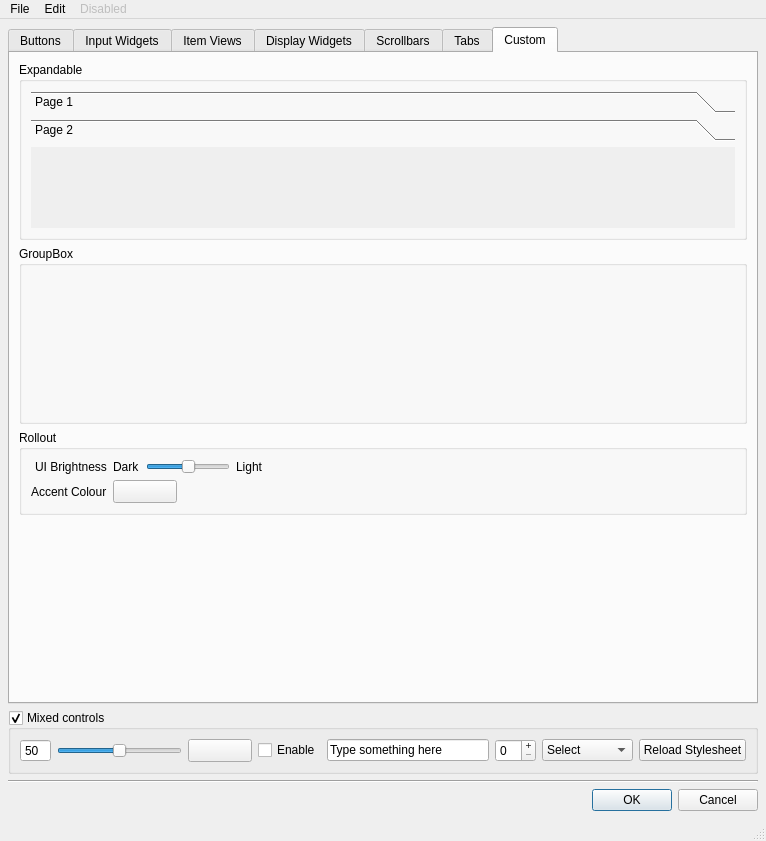
Old version of the form style_ui.ui in the repository mjbonnington/uistyle.
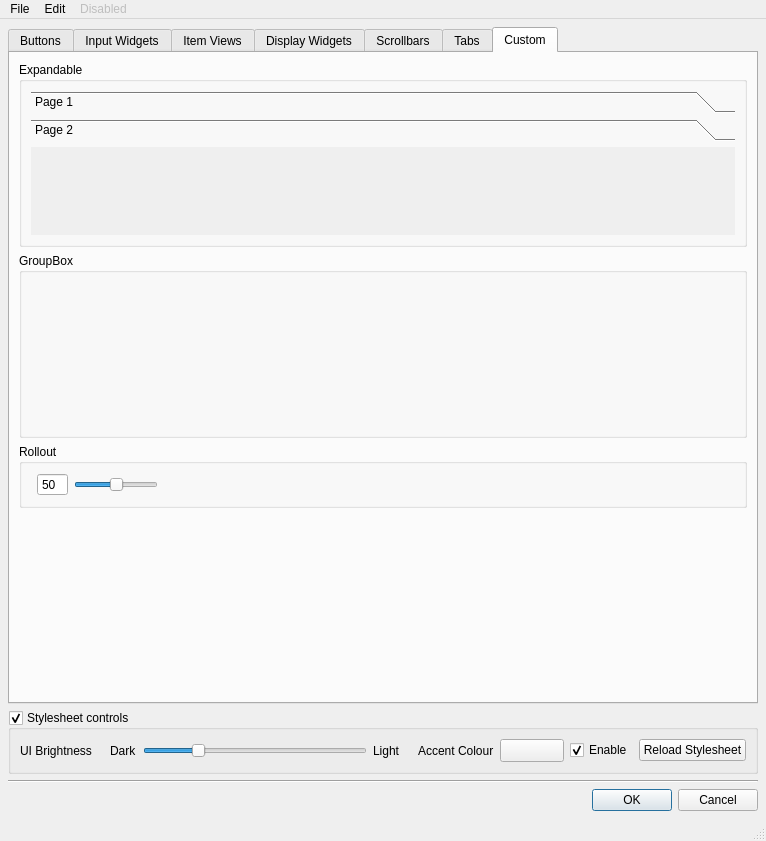
New version of the form. The open tabs and pages were chosen to show the change.

Commit message: UI background and accent colours can be changed dynamically.

What changed in the file:
```diff
--- a/style_ui.ui
+++ b/style_ui.ui
@@ -2384,8 +2384,8 @@
                <rect>
                 <x>0</x>
                 <y>0</y>
-                <width>98</width>
-                <height>28</height>
+                <width>100</width>
+                <height>30</height>
                </rect>
               </property>
               <attribute name="label">
@@ -2430,24 +2430,26 @@
            <property name="labelAlignment">
             <set>Qt::AlignRight|Qt::AlignTrailing|Qt::AlignVCenter</set>
            </property>
-           <item row="0" column="0">
-            <widget class="QLabel" name="label_17">
-             <property name="text">
-              <string>UI Brightness</string>
-             </property>
-            </widget>
-           </item>
            <item row="0" column="1">
-            <layout class="QHBoxLayout" name="spinSlider_horizontalLayout_2">
+            <layout class="QHBoxLayout" name="spinSlider_horizontalLayout">
              <item>
-              <widget class="QLabel" name="label_18">
-               <property name="text">
-                <string>Dark</string>
+              <widget class="QSpinBox" name="spinSlider_spinBox">
+               <property name="buttonSymbols">
+                <enum>QAbstractSpinBox::NoButtons</enum>
+               </property>
+               <property name="minimum">
+                <number>0</number>
+               </property>
+               <property name="maximum">
+                <number>100</number>
+               </property>
+               <property name="value">
+                <number>50</number>
                </property>
               </widget>
              </item>
              <item>
-              <widget class="QSlider" name="spinSlider_slider_2">
+              <widget class="QSlider" name="spinSlider_slider">
                <property name="minimum">
                 <number>0</number>
                </property>
@@ -2468,32 +2470,8 @@
                </property>
               </widget>
              </item>
-             <item>
-              <widget class="QLabel" name="label_19">
-               <property name="text">
-                <string>Light</string>
-               </property>
-              </widget>
-             </item>
             </layout>
            </item>
-           <item row="1" column="0">
-            <widget class="QLabel" name="label_20">
-             <property name="text">
-              <string>Accent Colour</string>
-             </property>
-            </widget>
-           </item>
-           <item row="1" column="1">
-            <widget class="QToolButton" name="colorChooser_button_2">
-             <property name="minimumSize">
-              <size>
-               <width>64</width>
-               <height>0</height>
-              </size>
-             </property>
-            </widget>
-           </item>
           </layout>
          </widget>
         </item>
@@ -2517,40 +2495,47 @@
     <item>
      <widget class="QGroupBox" name="mixedControls_groupBox">
       <property name="title">
-       <string>Mixed controls</string>
+       <string>Stylesheet controls</string>
       </property>
       <property name="checkable">
        <bool>true</bool>
       </property>
       <layout class="QHBoxLayout" name="horizontalLayout_7">
        <item>
-        <layout class="QHBoxLayout" name="spinSlider_horizontalLayout">
+        <widget class="QLabel" name="label_17">
+         <property name="text">
+          <string>UI Brightness</string>
+         </property>
+        </widget>
+       </item>
+       <item>
+        <layout class="QHBoxLayout" name="spinSlider_horizontalLayout_2">
+         <property name="leftMargin">
+          <number>12</number>
+         </property>
+         <property name="rightMargin">
+          <number>12</number>
+         </property>
          <item>
-          <widget class="QSpinBox" name="spinSlider_spinBox">
-           <property name="buttonSymbols">
-            <enum>QAbstractSpinBox::NoButtons</enum>
-           </property>
-           <property name="minimum">
-            <number>0</number>
-           </property>
-           <property name="maximum">
-            <number>100</number>
-           </property>
-           <property name="value">
-            <number>50</number>
+          <widget class="QLabel" name="label_18">
+           <property name="text">
+            <string>Dark</string>
            </property>
           </widget>
          </item>
          <item>
-          <widget class="QSlider" name="spinSlider_slider">
+          <widget class="QSlider" name="uiBrightness_slider">
            <property name="minimum">
-            <number>0</number>
+            <number>17</number>
            </property>
            <property name="maximum">
-            <number>100</number>
+            <number>238</number>
+           </property>
+           <property name="pageStep">
+            <number>17</number>
            </property>
            <property name="value">
-            <number>50</number>
+            <number>68</number>
            </property>
            <property name="orientation">
             <enum>Qt::Horizontal</enum>
@@ -2563,8 +2548,22 @@
            </property>
           </widget>
          </item>
+         <item>
+          <widget class="QLabel" name="label_19">
+           <property name="text">
+            <string>Light</string>
+           </property>
+          </widget>
+         </item>
         </layout>
        </item>
+       <item>
+        <widget class="QLabel" name="label_20">
+         <property name="text">
+          <string>Accent Colour</string>
+         </property>
+        </widget>
+       </item>
        <item>
         <widget class="QToolButton" name="colorChooser_button">
          <property name="minimumSize">
@@ -2580,61 +2579,11 @@
          <property name="text">
           <string>Enable</string>
          </property>
-        </widget>
-       </item>
-       <item>
-        <widget class="QLineEdit" name="lineEdit_6">
-         <property name="text">
-          <string>Type something here</string>
+         <property name="checked">
+          <bool>true</bool>
          </property>
         </widget>
        </item>
-       <item>
-        <widget class="QSpinBox" name="spinBox_2">
-         <property name="buttonSymbols">
-          <enum>QAbstractSpinBox::PlusMinus</enum>
-         </property>
-        </widget>
-       </item>
-       <item>
-        <widget class="QComboBox" name="comboBox_3">
-         <item>
-          <property name="text">
-           <string>Select</string>
-          </property>
-         </item>
-         <item>
-          <property name="text">
-           <string>An</string>
-          </property>
-         </item>
-         <item>
-          <property name="text">
-           <string>Item</string>
-          </property>
-         </item>
-         <item>
-          <property name="text">
-           <string>From</string>
-          </property>
-         </item>
-         <item>
-          <property name="text">
-           <string>This</string>
-          </property>
-         </item>
-         <item>
-          <property name="text">
-           <string>ComboBox</string>
-          </property>
-         </item>
-         <item>
-          <property name="text">
-           <string>Widget</string>
-          </property>
-         </item>
-        </widget>
-       </item>
        <item>
         <widget class="QPushButton" name="reloadStylesheet_pushButton">
          <property name="text">
```
Left out of the diff: 34 changed lines with no effect on the pictures. The commit also changes 3 other files.
